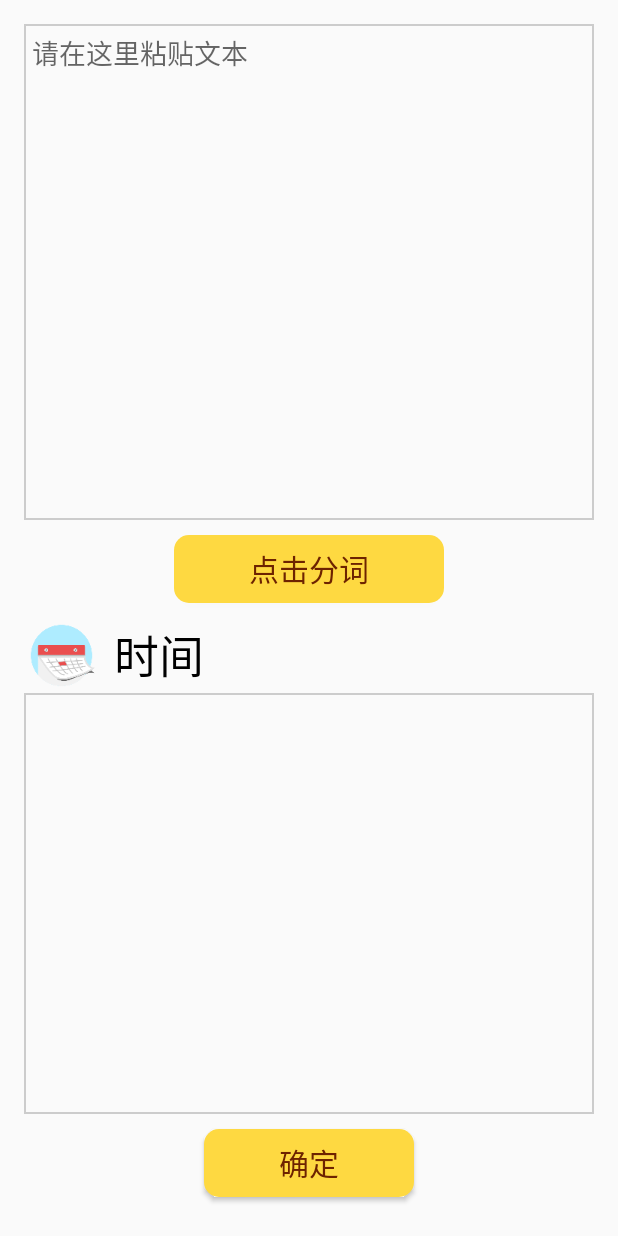
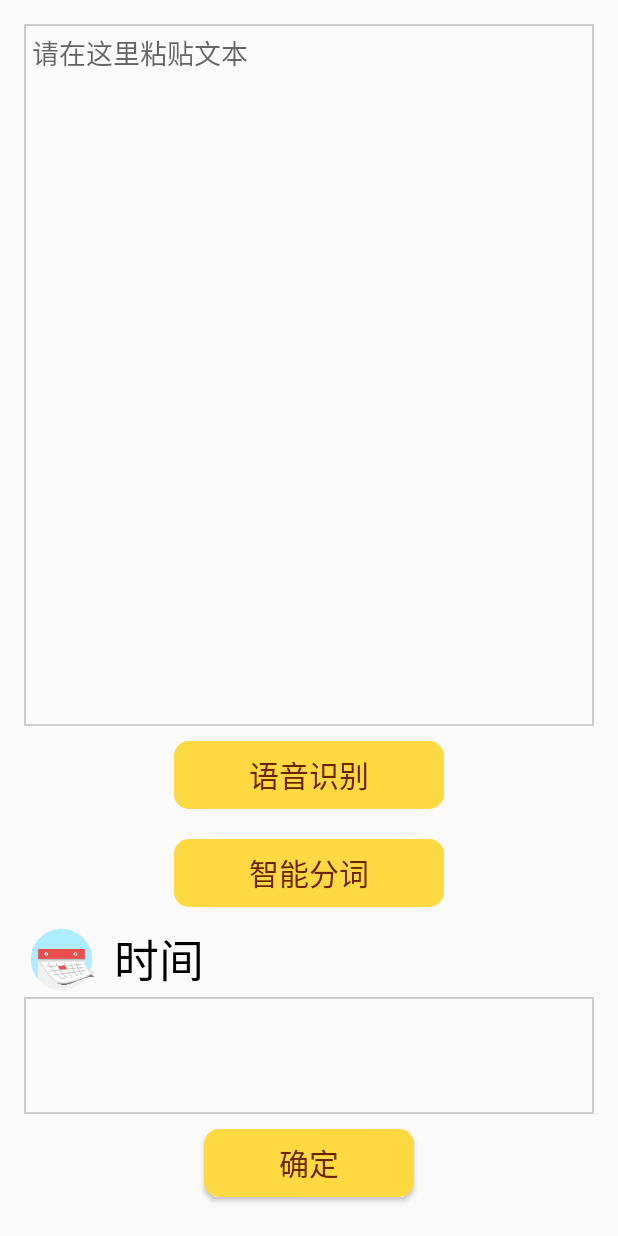
Before and after one commit to HeahterCl/Design-and-Test-of-Software, an Android app: the CreateActivity screen opened directly, with no data from a screen before it, on a phone screen of 412 x 824 dp. Run offline under Robolectric (Android 15) with nearby library versions, the phone set to English and light mode, and no system bars; 4 statements that could not run were skipped.

Commit message:
小幅度重构CreateActivity修复列表的某些bug

```diff
--- a/CourseFinalProject/app/build.gradle
+++ b/CourseFinalProject/app/build.gradle
@@ -26,10 +26,9 @@ dependencies {
     })
     compile 'com.android.support:appcompat-v7:25.0.1'
     compile 'com.android.support:design:25.0.1'
-
     compile 'com.github.woxthebox:draglistview:1.3'
-
     testCompile 'junit:junit:4.12'
     compile files('libs/ormlite-android-5.0.jar')
     compile files('libs/ormlite-core-5.0.jar')
+    compile files('libs/Msc.jar')
 }
--- a/CourseFinalProject/app/src/main/java/courseproject/huangyuming/utility/SpeechRecognitionHelper.java
+++ b/CourseFinalProject/app/src/main/java/courseproject/huangyuming/utility/SpeechRecognitionHelper.java
@@ -39,6 +39,7 @@ public class SpeechRecognitionHelper {
     private SpeechRecognitionHelper() {}
 
     public void init(Context context) {
+//        SpeechUtility.createUtility(context, SpeechConstant.APPID + "=58591030");
         SpeechUtility.createUtility(context, SpeechConstant.APPID + "=582b3f8f");
     }
 
--- a/CourseFinalProject/app/src/main/java/courseproject/huangyuming/wordsdividedreminder/ItemAdapter.java
+++ b/CourseFinalProject/app/src/main/java/courseproject/huangyuming/wordsdividedreminder/ItemAdapter.java
@@ -63,6 +63,9 @@ public class ItemAdapter extends DragItemAdapter<Pair<Long, Reminder>, ItemAdapt
             holder.position.setText(h.getPosition()+"(已完成)");
             holder.root.setBackgroundColor(mContext.getResources().getColor(R.color.finishedBackground));
         }
+        else {
+            holder.root.setBackgroundColor(mContext.getResources().getColor(android.R.color.transparent));
+        }
     }
 
     @Override
--- a/CourseFinalProject/app/src/main/res/layout/activity_create.xml
+++ b/CourseFinalProject/app/src/main/res/layout/activity_create.xml
@@ -22,41 +22,45 @@
         android:hint="请在这里粘贴文本"/>
     <Button
         style="@style/ButtonStyle"
-        android:text="点击分词"
-        android:id="@+id/divider"
-        />
+        android:text="语音识别"
+        android:id="@+id/startSRBtn" />
+    <Button
+        style="@style/ButtonStyle"
+        android:text="智能分词"
+        android:id="@+id/divider" />
+
     <LinearLayout
         android:layout_width="match_parent"
-        android:layout_height="0dp"
-        android:layout_weight="1"
+        android:layout_height="wrap_content"
         android:orientation="vertical"
         android:id="@+id/after">
-        <TableRow
-            android:layout_height="50dp"
+        <LinearLayout
+            android:orientation="horizontal"
+            android:layout_height="wrap_content"
             android:layout_width="match_parent"
             android:id="@+id/title">
             <ImageView
-                android:layout_height="match_parent"
+                android:layout_height="50dp"
                 android:layout_width="50dp"
                 android:src="@mipmap/time"
                 android:id="@+id/logo"/>
             <TextView
-                android:layout_height="match_parent"
+                android:layout_height="wrap_content"
                 android:layout_width="wrap_content"
-                android:gravity="center_vertical"
+                android:layout_gravity="center_vertical"
                 android:layout_marginLeft="10dp"
                 android:textSize="30sp"
                 android:text="时间"
                 android:textColor="#000000"
                 android:id="@+id/type"/>
-        </TableRow>
+        </LinearLayout>
         <TextView
             android:layout_width="match_parent"
-            android:layout_height="0dp"
-            android:layout_weight="1"
+            android:layout_height="wrap_content"
             android:id="@+id/details"
             android:textSize="18sp"
             android:padding="5dp"
+            android:minLines="3"
             android:background="@drawable/edittext_style"/>
     </LinearLayout>
     <Button
--- a/CourseFinalProject/app/src/main/res/layout/dialog_time.xml
+++ b/CourseFinalProject/app/src/main/res/layout/dialog_time.xml
@@ -8,11 +8,10 @@
         android:id="@+id/datePicker"
         android:datePickerMode="spinner"
         android:calendarViewShown="false"
-        android:spinnersShown="true"></DatePicker>
+        android:spinnersShown="true" />
     <TimePicker
         android:layout_width="match_parent"
         android:layout_height="wrap_content"
         android:id="@+id/timePicker"
-        android:timePickerMode="spinner"
-        ></TimePicker>
+        android:timePickerMode="spinner" />
 </LinearLayout>
--- a/CourseFinalProject/app/src/main/res/values/colors.xml
+++ b/CourseFinalProject/app/src/main/res/values/colors.xml
@@ -8,4 +8,5 @@
     <color name="textColor">#6D2300</color><!--#FFFFFF-->
 
     <color name="finishedBackground">#DDDDDD</color><!--#FFFFFF-->
+    <color name="draggingBackground">#DDDDDD</color><!--#FFFFFF-->
 </resources>
```
Also changed, not shown: CourseFinalProject/app/src/main/AndroidManifest.xml (+15 -3 lines), CourseFinalProject/app/src/main/java/courseproject/huangyuming/wordsdividedreminder/MainActivity.java (+52 -16 lines).
